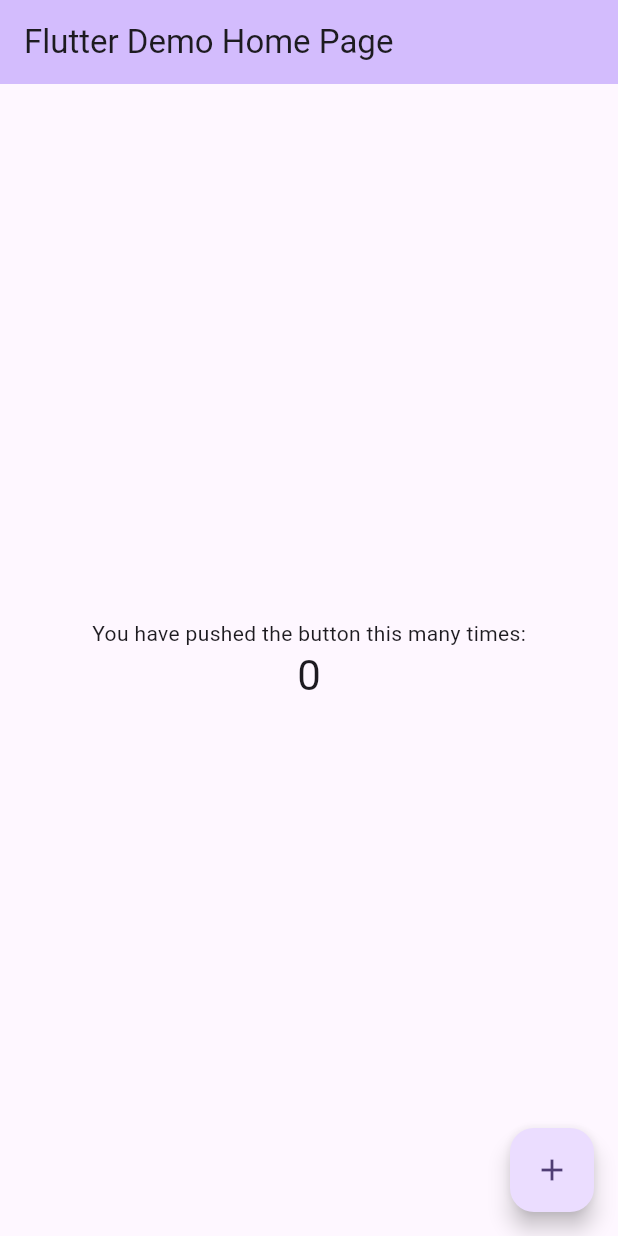
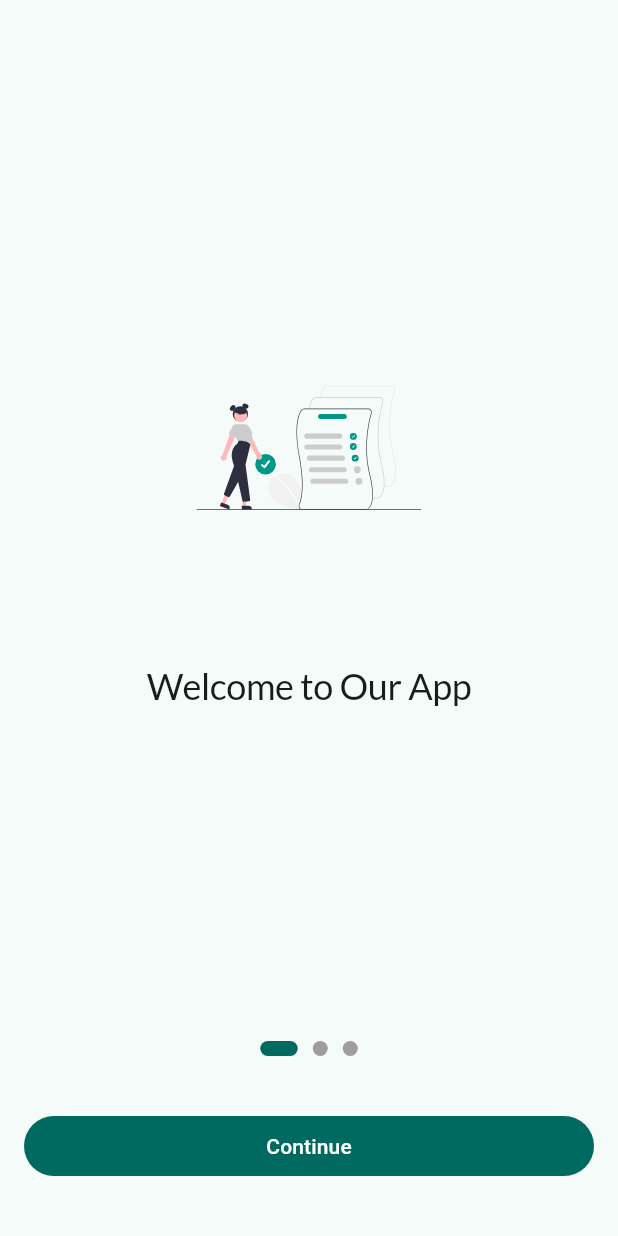
Before and after one commit to vynhnguyen/tody-app, a Flutter app: the screen it shows after launch, on a phone screen of 412 x 824 dp. Run offline on Flutter 3.47's test engine with Material 3 defaults, Android fonts, the phone set to English and light mode, and no system bars; our stand-ins replace flutter_svg, google_fonts, localstorage.

Commit message:
+ create onboarding screen + create layout for home screen

```diff
--- a/lib/main.dart
+++ b/lib/main.dart
@@ -1,125 +1,31 @@
 import 'package:flutter/material.dart';
+import 'package:localstorage/localstorage.dart';
+import 'package:provider/provider.dart';
+import 'package:todo_app/providers/task_provider.dart';
+import 'package:todo_app/screens/onboarding_screen.dart';
 
-void main() {
-  runApp(const MyApp());
+import 'theme/theme.dart';
+
+Future<void> main() async {
+  WidgetsFlutterBinding.ensureInitialized();
+  await initLocalStorage();
+  runApp(MyApp(localStorage: localStorage));
 }
 
 class MyApp extends StatelessWidget {
-  const MyApp({super.key});
+  final LocalStorage localStorage;
+  const MyApp({Key? key, required this.localStorage}) : super(key: key);
 
   // This widget is the root of your application.
   @override
   Widget build(BuildContext context) {
-    return MaterialApp(
-      title: 'Flutter Demo',
-      theme: ThemeData(
-        // This is the theme of your application.
-        //
-        // TRY THIS: Try running your application with "flutter run". You'll see
-        // the application has a purple toolbar. Then, without quitting the app,
-        // try changing the seedColor in the colorScheme below to Colors.green
-        // and then invoke "hot reload" (save your changes or press the "hot
-        // reload" button in a Flutter-supported IDE, or press "r" if you used
-        // the command line to start the app).
-        //
-        // Notice that the counter didn't reset back to zero; the application
-        // state is not lost during the reload. To reset the state, use hot
-        // restart instead.
-        //
-        // This works for code too, not just values: Most code changes can be
-        // tested with just a hot reload.
-        colorScheme: ColorScheme.fromSeed(seedColor: Colors.deepPurple),
-        useMaterial3: true,
+    return ChangeNotifierProvider<TaskProvider>(
+      create: (_) => TaskProvider(storage: localStorage),
+      child: MaterialApp(
+        title: 'Flutter Tody',
+        theme: AppTheme.lightTheme,
+        home: const OnboardingScreen(),
       ),
-      home: const MyHomePage(title: 'Flutter Demo Home Page'),
     );
   }
 }
-
-class MyHomePage extends StatefulWidget {
-  const MyHomePage({super.key, required this.title});
-
-  // This widget is the home page of your application. It is stateful, meaning
-  // that it has a State object (defined below) that contains fields that affect
-  // how it looks.
-
-  // This class is the configuration for the state. It holds the values (in this
-  // case the title) provided by the parent (in this case the App widget) and
-  // used by the build method of the State. Fields in a Widget subclass are
-  // always marked "final".
-
-  final String title;
-
-  @override
-  State<MyHomePage> createState() => _MyHomePageState();
-}
-
-class _MyHomePageState extends State<MyHomePage> {
-  int _counter = 0;
-
-  void _incrementCounter() {
-    setState(() {
-      // This call to setState tells the Flutter framework that something has
-      // changed in this State, which causes it to rerun the build method below
-      // so that the display can reflect the updated values. If we changed
-      // _counter without calling setState(), then the build method would not be
-      // called again, and so nothing would appear to happen.
-      _counter++;
-    });
-  }
-
-  @override
-  Widget build(BuildContext context) {
-    // This method is rerun every time setState is called, for instance as done
-    // by the _incrementCounter method above.
-    //
-    // The Flutter framework has been optimized to make rerunning build methods
-    // fast, so that you can just rebuild anything that needs updating rather
-    // than having to individually change instances of widgets.
-    return Scaffold(
-      appBar: AppBar(
-        // TRY THIS: Try changing the color here to a specific color (to
-        // Colors.amber, perhaps?) and trigger a hot reload to see the AppBar
-        // change color while the other colors stay the same.
-        backgroundColor: Theme.of(context).colorScheme.inversePrimary,
-        // Here we take the value from the MyHomePage object that was created by
-        // the App.build method, and use it to set our appbar title.
-        title: Text(widget.title),
-      ),
-      body: Center(
-        // Center is a layout widget. It takes a single child and positions it
-        // in the middle of the parent.
-        child: Column(
-          // Column is also a layout widget. It takes a list of children and
-          // arranges them vertically. By default, it sizes itself to fit its
-          // children horizontally, and tries to be as tall as its parent.
-          //
-          // Column has various properties to control how it sizes itself and
-          // how it positions its children. Here we use mainAxisAlignment to
-          // center the children vertically; the main axis here is the vertical
-          // axis because Columns are vertical (the cross axis would be
-          // horizontal).
-          //
-          // TRY THIS: Invoke "debug painting" (choose the "Toggle Debug Paint"
-          // action in the IDE, or press "p" in the console), to see the
-          // wireframe for each widget.
-          mainAxisAlignment: MainAxisAlignment.center,
-          children: <Widget>[
-            const Text(
-              'You have pushed the button this many times:',
-            ),
-            Text(
-              '$_counter',
-              style: Theme.of(context).textTheme.headlineMedium,
-            ),
-          ],
-        ),
-      ),
-      floatingActionButton: FloatingActionButton(
-        onPressed: _incrementCounter,
-        tooltip: 'Increment',
-        child: const Icon(Icons.add),
-      ), // This trailing comma makes auto-formatting nicer for build methods.
-    );
-  }
-}
--- /dev/null
+++ b/lib/models/Task.dart
@@ -0,0 +1,31 @@
+class Task {
+  final String id;
+  final String title;
+  final String? description;
+  final DateTime dateTime;
+
+  Task({
+    required this.id,
+    required this.title,
+    this.description,
+    required this.dateTime,
+  });
+
+  static Task fromJson(Map<String, dynamic> json) {
+    return Task(
+      id: json['id'],
+      title: json['title'],
+      description: json['description'],
+      dateTime: DateTime.parse(json['dateTime']),
+    );
+  }
+
+  Map<String, dynamic> toJson() {
+    return {
+      'id': id,
+      'title': title,
+      'description': description,
+      'dateTime': dateTime.toIso8601String(),
+    };
+  }
+}
--- /dev/null
+++ b/lib/screens/onboarding_screen.dart
@@ -0,0 +1,139 @@
+import 'package:flutter/material.dart';
+import 'package:flutter_svg/flutter_svg.dart';
+import 'package:google_fonts/google_fonts.dart';
+import 'my_home_screen.dart'; // Import the HomeScreen
+
+class OnboardingScreen extends StatefulWidget {
+  const OnboardingScreen({super.key});
+
+  @override
+  _OnboardingScreenState createState() => _OnboardingScreenState();
+}
+
+class _OnboardingScreenState extends State<OnboardingScreen> {
+  final PageController _pageController = PageController();
+  int _currentIndex = 0;
+
+  List<OnboardingItem> onboardingItems = [
+    OnboardingItem(
+      image: 'assets/svg/undraw_to_do_list.svg',
+      title: 'Welcome to Our App',
+    ),
+    OnboardingItem(
+      image: 'assets/svg/undraw_completing.svg',
+      title: 'Explore Features',
+    ),
+    OnboardingItem(
+      image: 'assets/svg/undraw_welcome_cats.svg',
+      title: 'Get Started!',
+    ),
+  ];
+
+  @override
+  void initState() {
+    super.initState();
+    _pageController.addListener(() {
+      setState(() {
+        _currentIndex = _pageController.page!.round();
+      });
+    });
+  }
+
+  @override
+  void dispose() {
+    _pageController.dispose();
+    super.dispose();
+  }
+
+  @override
+  Widget build(BuildContext context) {
+    return Scaffold(
+      body: Column(
+        children: [
+          Expanded(
+            child: PageView.builder(
+              controller: _pageController,
+              itemCount: onboardingItems.length,
+              itemBuilder: (context, index) {
+                return OnboardingPage(
+                  image: onboardingItems[index].image,
+                  title: onboardingItems[index].title,
+                );
+              },
+            ),
+          ),
+          Row(
+            mainAxisAlignment: MainAxisAlignment.center,
+            children: List.generate(onboardingItems.length, (index) {
+              return AnimatedContainer(
+                duration: const Duration(milliseconds: 300),
+                margin: const EdgeInsets.symmetric(horizontal: 5),
+                height: 10,
+                width: _currentIndex == index ? 25 : 10, // Active dot length
+                decoration: BoxDecoration(
+                  color: _currentIndex == index
+                      ? Theme.of(context).colorScheme.primary
+                      : Colors.grey,
+                  borderRadius: BorderRadius.circular(5),
+                ),
+              );
+            }),
+          ),
+          const SizedBox(height: 20),
+          Padding(
+            padding: const EdgeInsets.all(16.0),
+            child: SizedBox(
+              width: double.infinity,
+              child: FilledButton(
+                onPressed: () {
+                  Navigator.pushAndRemoveUntil(
+                      context,
+                      MaterialPageRoute(
+                          builder: (context) =>
+                              const MyHomeScreen(title: 'Tody Home Page')),
+                      (Route<dynamic> route) => false);
+                },
+                child: const Text('Continue'),
+              ),
+            ),
+          ),
+          const SizedBox(height: 20),
+        ],
+      ),
+    );
+  }
+}
+
+class OnboardingItem {
+  final String image;
+  final String title;
+
+  OnboardingItem({required this.image, required this.title});
+}
+
+class OnboardingPage extends StatelessWidget {
+  final String image;
+  final String title;
+
+  const OnboardingPage({super.key, required this.image, required this.title});
+
+  @override
+  Widget build(BuildContext context) {
+    return Column(
+      mainAxisAlignment: MainAxisAlignment.center,
+      children: [
+        SvgPicture.asset(image, semanticsLabel: title, width: 150, height: 150),
+        const SizedBox(height: 70),
+        Text(
+          title,
+          style: GoogleFonts.lato(
+            textStyle: Theme.of(context).textTheme.displayLarge,
+            fontSize: 24,
+            fontWeight: FontWeight.w500,
+          ),
+          textAlign: TextAlign.center,
+        ),
+      ],
+    );
+  }
+}
--- /dev/null
+++ b/lib/theme/theme.dart
@@ -0,0 +1,32 @@
+import 'package:flutter/material.dart';
+import 'package:google_fonts/google_fonts.dart';
+
+class AppTheme {
+  static ThemeData lightTheme = ThemeData(
+    colorScheme: ColorScheme.fromSeed(seedColor: Colors.teal),
+    useMaterial3: true,
+    listTileTheme: const ListTileThemeData(),
+    textTheme: GoogleFonts.beVietnamProTextTheme(
+      TextTheme(
+        displayLarge: const TextStyle(
+          fontSize: 72,
+          fontWeight: FontWeight.bold,
+        ),
+        titleLarge: GoogleFonts.pacifico(
+          fontSize: 20,
+          fontStyle: FontStyle.italic,
+        ),
+        headlineLarge: const TextStyle(
+          fontSize: 24.0,
+          fontWeight: FontWeight.bold,
+        ),
+        bodyMedium: const TextStyle(
+          fontSize: 16.0,
+        ),
+      ),
+    ),
+    buttonTheme: ButtonThemeData(
+      shape: RoundedRectangleBorder(borderRadius: BorderRadius.circular(8)),
+    ),
+  );
+}
```
Also changed, not shown: lib/pages/getting_started_page.dart (deleted, +0 -46 lines), lib/providers/task_provider.dart (added, +60 -0 lines), lib/screens/my_home_screen.dart (added, +126 -0 lines), pubspec.yaml (+12 -0 lines), assets/img/avatar-1.png (added), assets/svg/undraw_completing.svg (added), assets/svg/undraw_to_do_list.svg (added), assets/svg/undraw_welcome_cats.svg (added), pubspec.lock, 10 other files.
